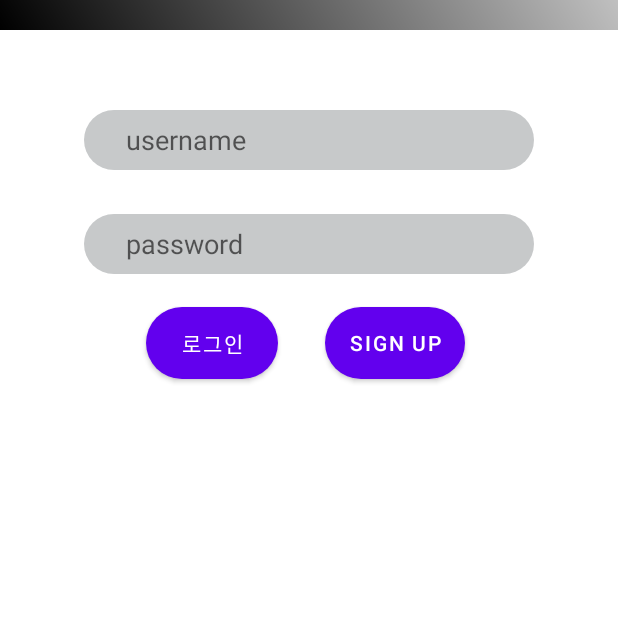
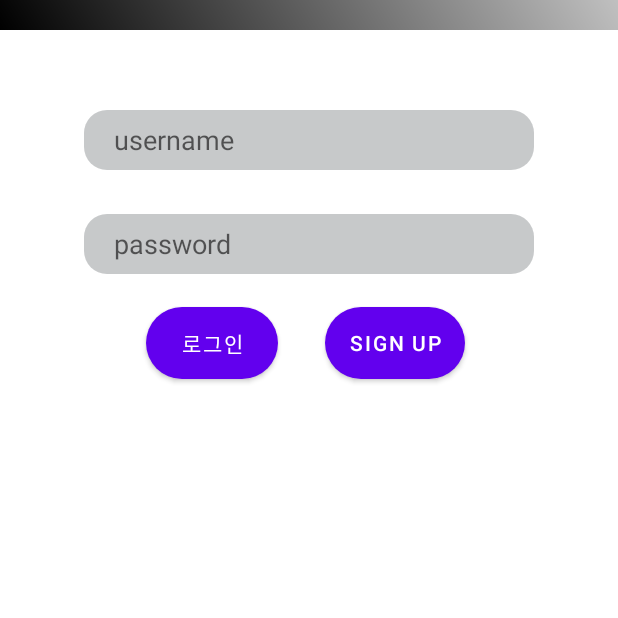
Before and after one commit to kangyunsik/StartUpTeam, an Android app: the screen it shows after launch (MainActivity), on a phone screen of 412 x 824 dp, the part 429-1047 px from its top. Run offline under Robolectric (Android 15) with nearby library versions, the phone set to English and light mode, and no system bars.

Commit message:
login UI 약간 수정

```diff
--- a/app/src/main/res/drawable-v24/rounded_text.xml
+++ b/app/src/main/res/drawable-v24/rounded_text.xml
@@ -1,10 +1,10 @@
 <?xml version="1.0" encoding="utf-8"?>
-<shape xmlns:android="http://schemas.android.com/apk/res/android">
-    android:shape="rectangle">
+<shape xmlns:android="http://schemas.android.com/apk/res/android"
+    android:shape="rectangle" android:padding="10dp">
+    <solid android:color="#eeC4C6C7"/>
     <corners
-        android:bottomRightRadius="30dp"
-        android:bottomLeftRadius="30dp"
-        android:topLeftRadius="30dp"
-        android:topRightRadius="30dp"/>
-    <solid android:color="#eeC4C6C7"/>
+        android:bottomRightRadius="15dp"
+        android:bottomLeftRadius="15dp"
+        android:topLeftRadius="15dp"
+        android:topRightRadius="15dp"/>
 </shape>
--- a/app/src/main/res/layout/activity_main.xml
+++ b/app/src/main/res/layout/activity_main.xml
@@ -27,14 +27,15 @@
         android:id="@+id/edit_id"
         android:layout_width="300dp"
         android:layout_height="40dp"
+        android:layout_below="@+id/linearLayout"
+        android:layout_alignStart="@+id/edit_pw"
         android:layout_alignLeft="@+id/edit_pw"
-        android:layout_alignStart="@+id/edit_pw"
-        android:layout_below="@+id/linearLayout"
         android:layout_marginTop="53dp"
         android:background="@drawable/rounded_text"
         android:ems="10"
-        android:hint="      username"
+        android:hint="username"
         android:inputType="textPersonName"
+        android:paddingStart="20dp"
         tools:layout_editor_absoluteX="42dp"
         tools:layout_editor_absoluteY="307dp" />
 
@@ -47,8 +48,9 @@
         android:layout_marginTop="29dp"
         android:background="@drawable/rounded_text"
         android:ems="10"
-        android:hint="      password"
+        android:hint="password"
         android:inputType="textPassword"
+        android:paddingStart="20dp"
         tools:layout_editor_absoluteX="42dp"
         tools:layout_editor_absoluteY="376dp" />
 
```
